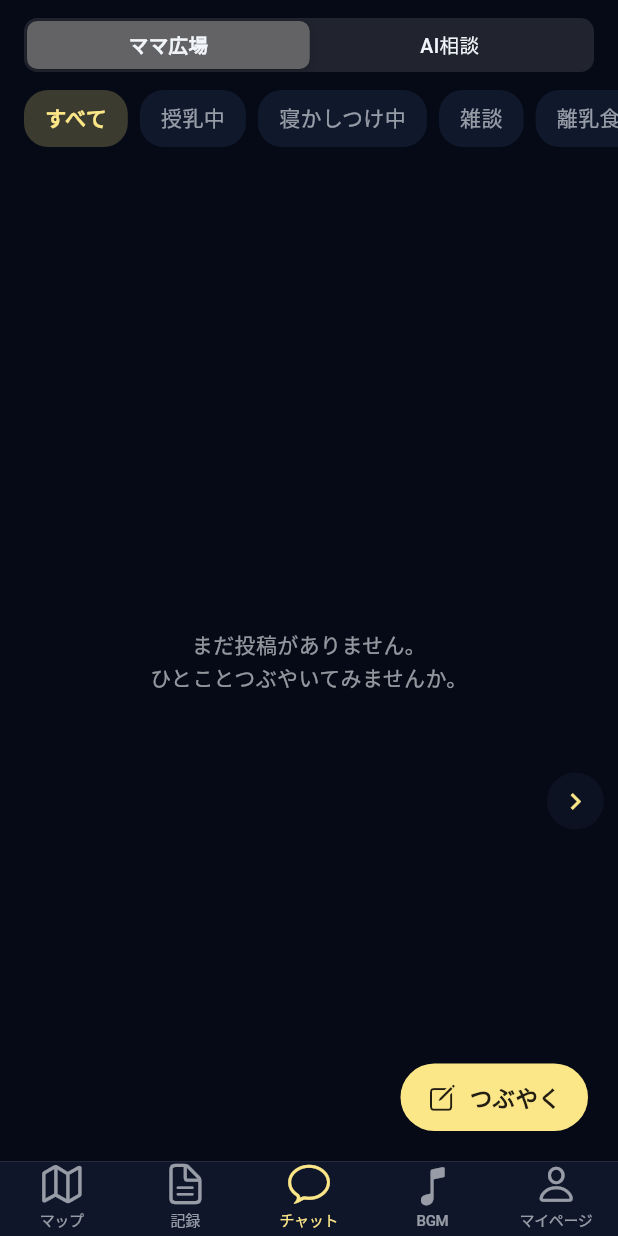
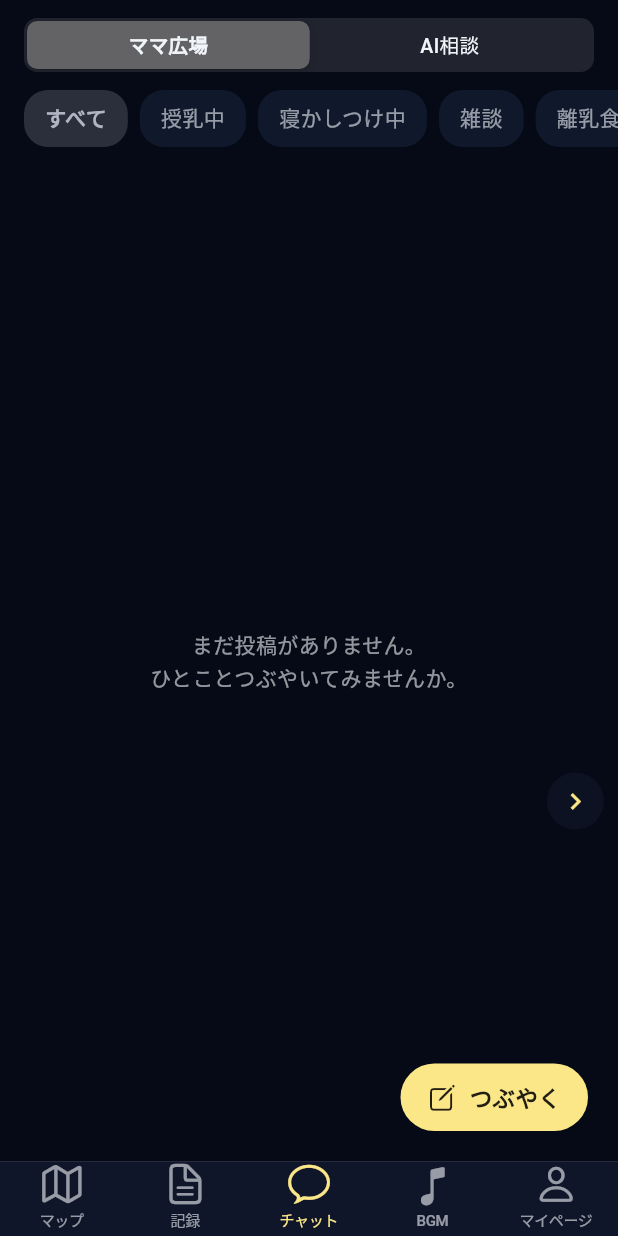
Before and after one commit to kd1459416-beep/Yorunohikari0, a Flutter app: the screen it shows once a user with an empty profile is signed in, item 3 of the bottom bar chosen, after a tap on "すべて", on a phone screen of 412 x 824 dp. Run offline on Flutter 3.47's test engine with Material 3 defaults, Android fonts, the phone set to English and light mode, and no system bars; our stand-ins replace audioplayers, cloud_firestore, firebase_auth, firebase_core, fl_chart, flutter_dotenv and 9 more; accounts and stored records are empty.

Commit message:
カテゴリーピルの自動追従と配色を修正
- スワイプ/タップで選択が変わったとき、該当ピルが見える位置まで自動スクロール
- 「すべて」が「授乳中」と同じ色になっていたのをニュートラルな色に変更
- 「雑談」の色を文字色流用からオレンジに変更し見分けやすく

Co-Authored-By: Claude Sonnet 5 <noreply@anthropic.com>

```diff
--- a/lib/features/chat/plaza/category_chips.dart
+++ b/lib/features/chat/plaza/category_chips.dart
@@ -7,12 +7,15 @@ extension PostCategoryColor on PostCategory {
   Color color(AppPalette p) => switch (this) {
     PostCategory.nursing => p.nursing,
     PostCategory.sleeping => p.sleeping,
-    PostCategory.chatting => p.textPrimary.withValues(alpha: 0.75),
+    PostCategory.chatting => const Color(0xFFF2A65A),
     PostCategory.weaning => const Color(0xFF5FBF8F),
     PostCategory.pregnancy => const Color(0xFFE98FB0),
     PostCategory.checkup => p.glow,
   };
 }
+
+/// 「すべて」はどのカテゴリの色とも被らない、ニュートラルな色にする
+const _allColor = Color(0xFFB0B4C3);
 
 /// 1つの選択肢。選ばれると、そのカテゴリの色で淡く塗られる（枠線なし）
 class CategoryChip extends StatelessWidget {
@@ -62,7 +65,8 @@ class CategoryChip extends StatelessWidget {
 
 /// タイムライン上部の、横にスクロールするカテゴリ切り替え。
 /// 「すべて」を選ぶと [onSelected] に null が渡る。
-class CategoryChips extends StatelessWidget {
+/// スワイプなどで選択が変わったときは、そのピルが見える位置まで自動でスクロールする。
+class CategoryChips extends StatefulWidget {
   const CategoryChips({
     super.key,
     required this.selected,
@@ -73,6 +77,35 @@ class CategoryChips extends StatelessWidget {
   final ValueChanged<PostCategory?> onSelected;
 
   @override
+  State<CategoryChips> createState() => _CategoryChipsState();
+}
+
+class _CategoryChipsState extends State<CategoryChips> {
+  final _keys = <PostCategory?, GlobalKey>{
+    null: GlobalKey(),
+    for (final category in PostCategory.values) category: GlobalKey(),
+  };
+
+  @override
+  void didUpdateWidget(covariant CategoryChips oldWidget) {
+    super.didUpdateWidget(oldWidget);
+    if (oldWidget.selected != widget.selected) _scrollToSelected();
+  }
+
+  void _scrollToSelected() {
+    WidgetsBinding.instance.addPostFrameCallback((_) {
+      final context = _keys[widget.selected]?.currentContext;
+      if (context == null) return;
+      Scrollable.ensureVisible(
+        context,
+        alignment: 0.5,
+        duration: const Duration(milliseconds: 200),
+        curve: Curves.easeOut,
+      );
+    });
+  }
+
+  @override
   Widget build(BuildContext context) {
     final p = AppPalette.of(context);
     return SizedBox(
@@ -81,19 +114,25 @@ class CategoryChips extends StatelessWidget {
         scrollDirection: Axis.horizontal,
         padding: const EdgeInsets.symmetric(horizontal: 16),
         children: [
-          CategoryChip(
-            label: 'すべて',
-            color: p.accent,
-            selected: selected == null,
-            onTap: () => onSelected(null),
+          KeyedSubtree(
+            key: _keys[null],
+            child: CategoryChip(
+              label: 'すべて',
+              color: _allColor,
+              selected: widget.selected == null,
+              onTap: () => widget.onSelected(null),
+            ),
           ),
           for (final category in PostCategory.values) ...[
             const SizedBox(width: 8),
-            CategoryChip(
-              label: category.label,
-              color: category.color(p),
-              selected: selected == category,
-              onTap: () => onSelected(category),
+            KeyedSubtree(
+              key: _keys[category],
+              child: CategoryChip(
+                label: category.label,
+                color: category.color(p),
+                selected: widget.selected == category,
+                onTap: () => widget.onSelected(category),
+              ),
             ),
           ],
         ],
```
